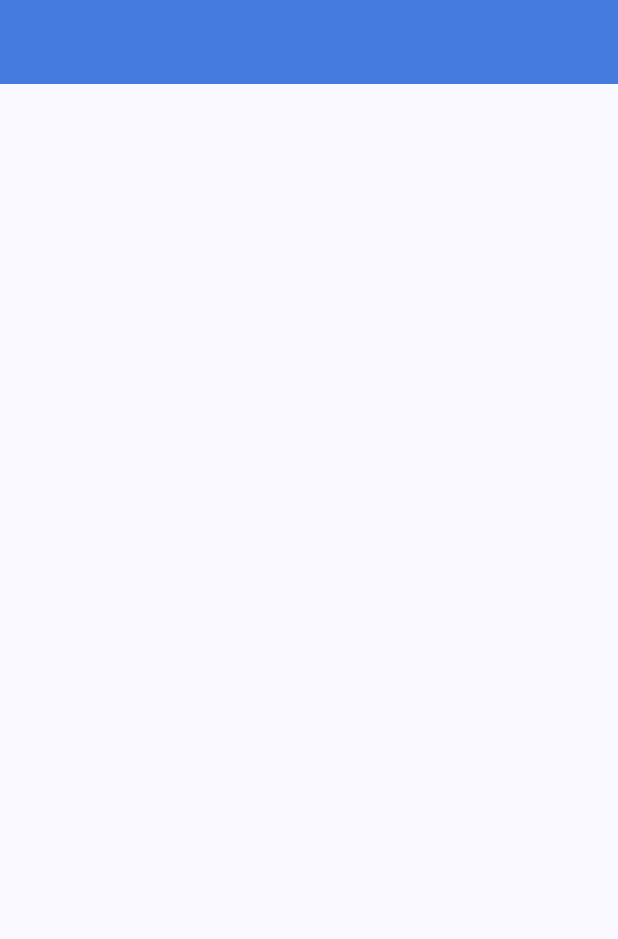
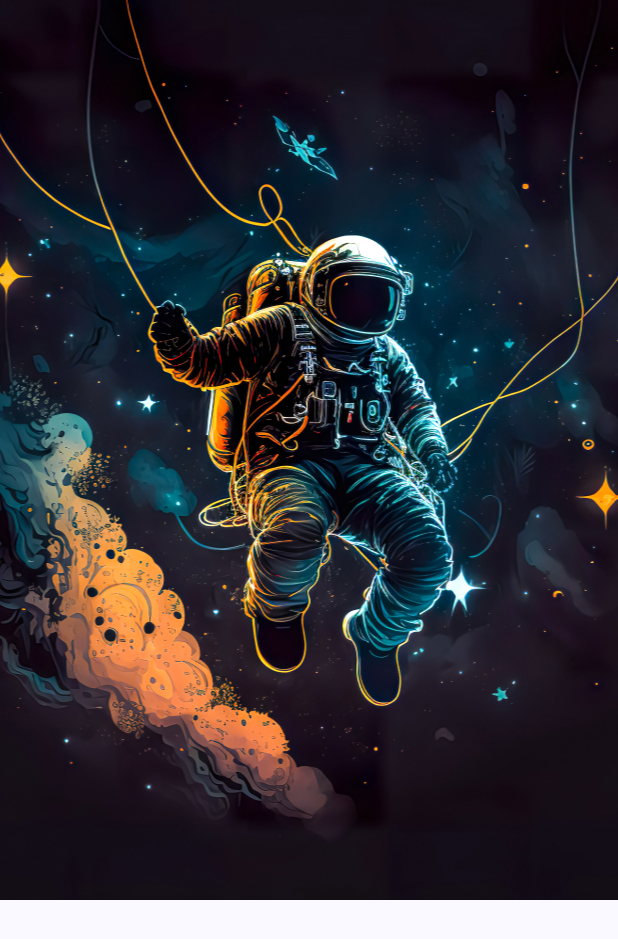
Before and after one commit to ushanwk/Flutter-MacLook-App, a Flutter app: the screen it shows after launch, on a phone screen of 412 x 824 dp. Shown: the top 939 px of the screen. Run offline on Flutter 3.47's test engine with Material 3 defaults, Android fonts, the light colour scheme and no system bars.

Commit message:
welcome_screen started and image added

```diff
--- a/lib/screens/welcome_screen.dart
+++ b/lib/screens/welcome_screen.dart
@@ -1,6 +1,4 @@
-import 'package:flutter/cupertino.dart';
 import 'package:flutter/material.dart';
-import 'package:sample_app_1/main.dart';
 
 class welcome_screen extends StatefulWidget {
   const welcome_screen({super.key});
@@ -13,8 +11,19 @@ class _welcome_screenState extends State<welcome_screen> {
   @override
   Widget build(BuildContext context) {
     return Scaffold(
-      appBar: AppBar(
-        backgroundColor: accent,
+      body: Column(
+        children: [
+          SizedBox(
+            height: 600,
+            child: Image.asset(
+              "assets/welcome_screen_bg.jpg",
+              fit: BoxFit.cover,
+            ),
+          ),
+          Container(
+
+          ),
+        ],
       ),
     );
   }
--- a/pubspec.yaml
+++ b/pubspec.yaml
@@ -59,9 +59,9 @@ flutter:
   uses-material-design: true
 
   # To add assets to your application, add an assets section, like this:
-  # assets:
-  #   - images/a_dot_burr.jpeg
-  #   - images/a_dot_ham.jpeg
+  assets:
+     - assets/welcome_screen_bg.jpg
+
 
   # An image asset can refer to one or more resolution-specific "variants", see
   # https://flutter.dev/assets-and-images/#resolution-aware
```
Also changed, not shown: assets/welcome_screen_bg.jpg (added).
